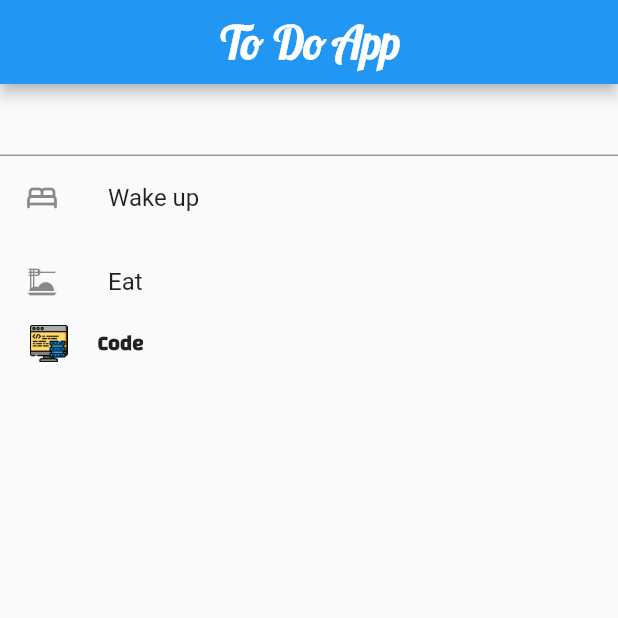
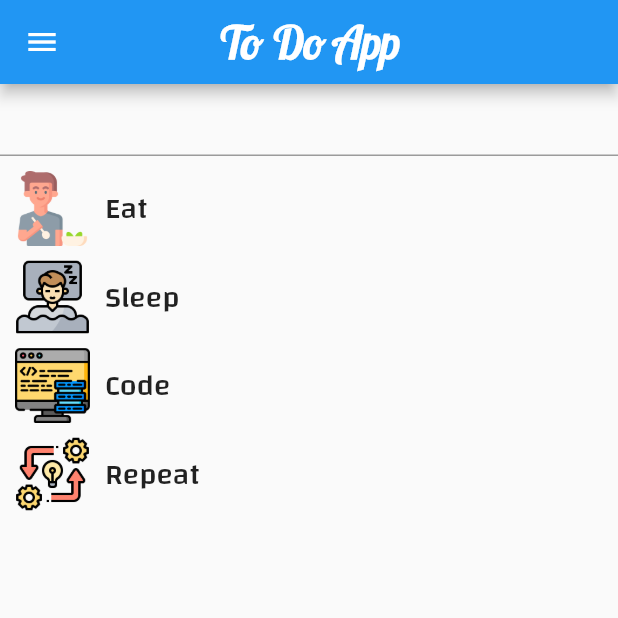
Before and after one commit to karkiayush/FlutterAppdev, a Flutter app: the screen it shows after launch, on a phone screen of 412 x 824 dp, the top half of it. Run offline on Flutter 3.47's test engine with Material 2 defaults, Android fonts, the phone set to English and light mode, and no system bars; missing offline and left inert: dart:html.

Commit message:
building to do list

```diff
--- a/lib/main.dart
+++ b/lib/main.dart
@@ -1,5 +1,4 @@
 // ignore_for_file: prefer_const_constructors, prefer_const_literals_to_create_immutables
-
 import 'dart:html';
 
 import 'package:flutter/material.dart';
@@ -33,38 +32,129 @@
       body: ListView(
         children: [
           TextFormField(),
-          ListTile(
-            title: Text("Wake up"),
-            leading: Icon(Icons.bed_rounded),
-          ),
-          ListTile(
-            title: Text("Eat"),
-            leading: Icon(Icons.dinner_dining),
-          ),
+          Padding(padding: EdgeInsets.all(5))
+          // ListTile(
+          //   title: Text("Wake up"),
+          //   leading: Icon(Icons.bed_rounded),
+          // ),
+          // ListTile(
+          //   title: Text("Eat"),
+          //   leading: Icon(Icons.dinner_dining),
+          // ),
           // ListTile(
           //   title: Text("Code"),
           //   leading: Icon(Icons.computer_rounded),
           // ),
+          // Row(
+          //   children: [
+          //     SizedBox(
+          //       width: 20,
+          //     ),
+          //     Image.asset(
+          //       'lib/icons/code.png',
+          //       height: 25,
+          //       width: 25,
+          //     ),
+          //     SizedBox(
+          //       width: 20,
+          //     ),
+          //     Text("Code", style: TextStyle(fontFamily: 'bold1')),
+          //   ],
+          // ),
+          ,
+          Column(
+            children: [
               Row(
                 children: [
                   SizedBox(
-                width: 20,
+                    width: 10,
+                  ),
+                  Image.asset(
+                    'lib/icons/eat.png',
+                    height: 50,
+                    width: 50,
+                  ),
+                  SizedBox(
+                    width: 10,
+                  ),
+                  Text("Eat",
+                      style: TextStyle(fontFamily: 'changaMed', fontSize: 20))
+                ],
+              ),
+              SizedBox(
+                height: 9,
+              ),
+              Row(
+                children: [
+                  SizedBox(
+                    width: 10,
+                  ),
+                  Image.asset(
+                    'lib/icons/sleep.png',
+                    height: 50,
+                    width: 50,
+                  ),
+                  SizedBox(
+                    width: 10,
+                  ),
+                  Text("Sleep",
+                      style: TextStyle(fontFamily: 'changaMed', fontSize: 20))
+                ],
+              ),
+              SizedBox(
+                height: 9,
+              ),
+              Row(
+                children: [
+                  SizedBox(
+                    width: 10,
                   ),
                   Image.asset(
                     'lib/icons/code.png',
-                height: 25,
-                width: 25,
+                    height: 50,
+                    width: 50,
                   ),
                   SizedBox(
-                width: 20,
+                    width: 10,
                   ),
                   Text("Code",
-                  style: TextStyle(
-                      fontFamily: 'bold1', fontWeight: FontWeight.w800)),
+                      style: TextStyle(fontFamily: 'changaMed', fontSize: 20))
+                ],
+              ),
+              SizedBox(
+                height: 9,
+              ),
+              Row(
+                children: [
+                  SizedBox(
+                    width: 10,
+                  ),
+                  Image.asset(
+                    'lib/icons/repeat.png',
+                    height: 50,
+                    width: 50,
+                  ),
+                  SizedBox(
+                    width: 10,
+                  ),
+                  Text("Repeat",
+                      style: TextStyle(fontFamily: 'changaMed', fontSize: 20))
                 ],
               ),
             ],
           ),
+        ],
+      ),
+      drawer: Drawer(
+        child: ListView(
+          children: [
+            UserAccountsDrawerHeader(
+                accountName: Text("Mike Banning"),
+                accountEmail: Text("BanningMike214@gmail.com")),
+            ListTile(),
+          ],
+        ),
+      ),
     );
   }
 }
--- a/pubspec.yaml
+++ b/pubspec.yaml
@@ -75,6 +75,10 @@ flutter:
     - family: fira
       fonts:
         - asset: fonts/FiraSans-Regular.ttf
+
+    - family: changaMed
+      fonts:
+        - asset: fonts/Changa-Medium.ttf
     #       - asset: fonts/Schyler-Italic.ttf
     #         style: italic
     - family: bold1
@@ -89,6 +93,7 @@ flutter:
     - family: cursive2
       fonts:
         - asset: fonts/Satisfy-Regular.ttf
+
   #       - asset: fonts/Schyler-Regular.ttf
   #       - asset: fonts/Schyler-Italic.ttf
   #         style: italic
```
Also changed, not shown: lib/icons/repeat.png (added). Lines whose indentation alone changed are shown as unchanged.
